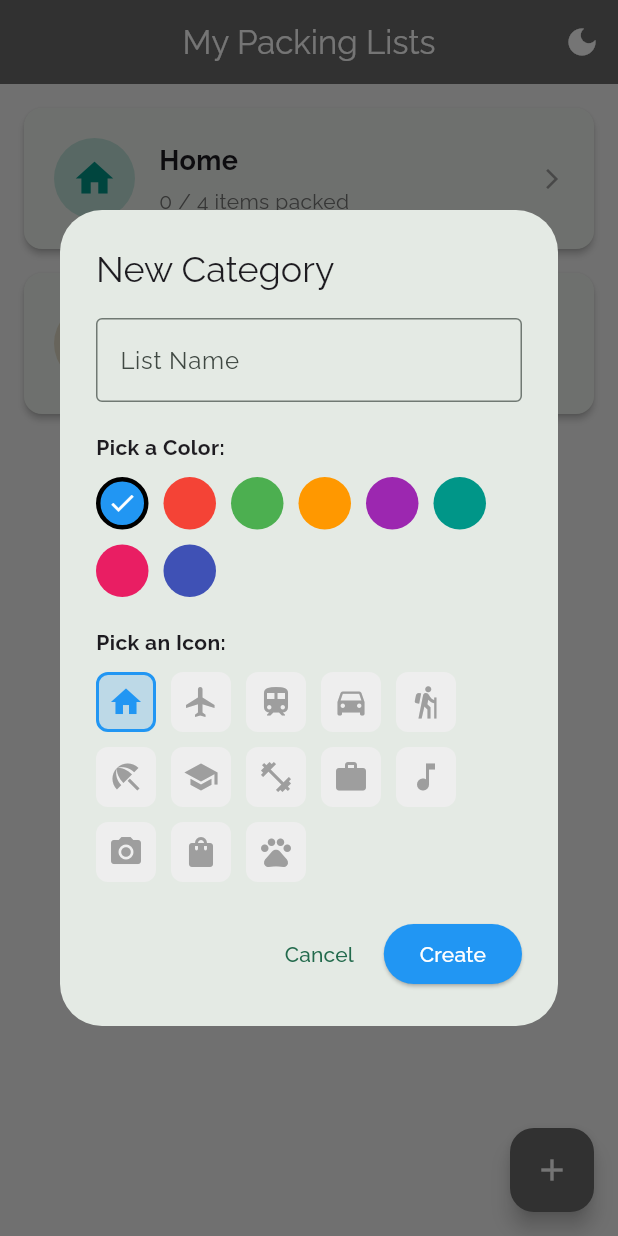
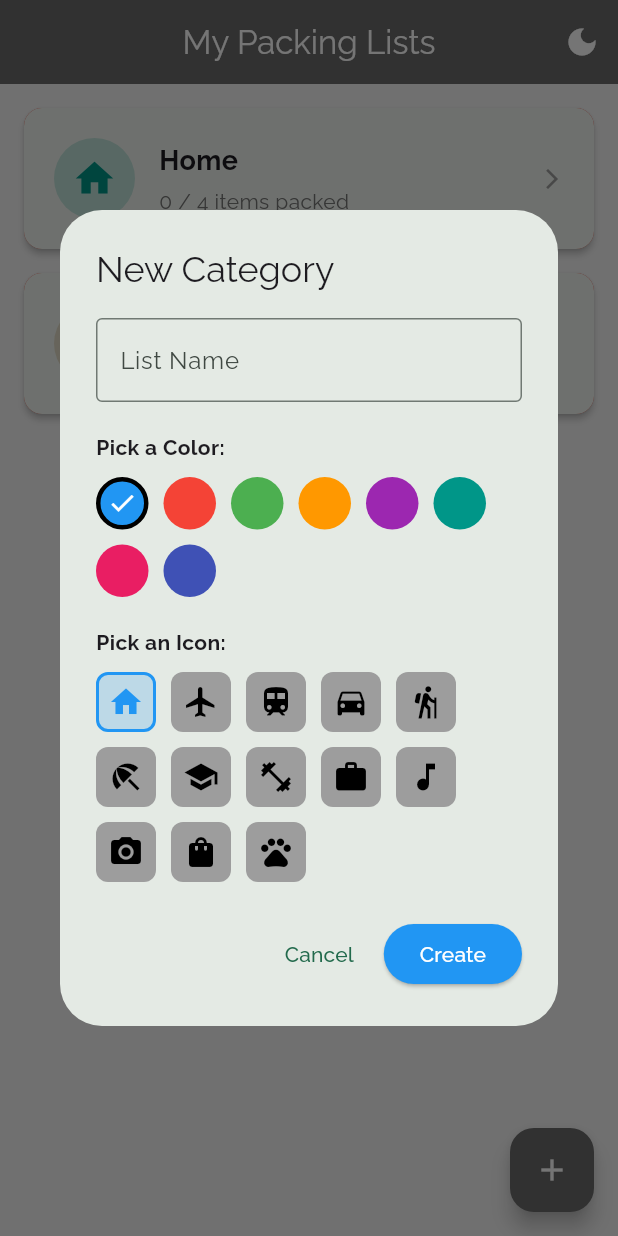
Before and after one commit to ItsCrys7/packing_assistant_flutter, a Flutter app: the screen it shows after launch, after a tap on the "add" icon, on a phone screen of 412 x 824 dp. Run offline on Flutter 3.47's test engine with Material 3 defaults, Android fonts, the phone set to English and light mode, and no system bars; our stand-ins replace flutter_speed_dial, google_fonts, shared_preferences.

Commit message:
feat: Update README with app purpose and features; refactor checklist and home screens for improved functionality

```diff
--- a/lib/screens/checklist_screen.dart
+++ b/lib/screens/checklist_screen.dart
@@ -108,7 +108,9 @@ class _ChecklistScreenState extends State<ChecklistScreen> {
 
   void _resetList() {
     setState(() {
-      for (var item in widget.category.items) item.isChecked = false;
+      for (var item in widget.category.items) {
+        item.isChecked = false;
+      }
     });
     widget.onUpdate();
     ScaffoldMessenger.of(context).showSnackBar(
--- a/lib/screens/home_screen.dart
+++ b/lib/screens/home_screen.dart
@@ -17,13 +17,6 @@ class HomeScreen extends StatefulWidget {
 class _HomeScreenState extends State<HomeScreen> {
   List<PackingCategory> categories = [];
   bool isLoading = true;
-
-  String _quoteForIcon(int codePoint) {
-    for (final entry in iconQuotes.entries) {
-      if (entry.key.codePoint == codePoint) return entry.value;
-    }
-    return "";
-  }
 
   // Lista de culori disponibile pentru alegere
   final List<Color> availableColors = [
@@ -71,6 +64,10 @@ class _HomeScreenState extends State<HomeScreen> {
     Icons.pets: "Don't forget the furry friend.",
   };
 
+  late final Map<int, String> iconQuotesByCodePoint = {
+    for (final entry in iconQuotes.entries) entry.key.codePoint: entry.value,
+  };
+
   @override
   void initState() {
     super.initState();
@@ -83,6 +80,22 @@ class _HomeScreenState extends State<HomeScreen> {
       categories.map((c) => c.toJson()).toList(),
     );
     await prefs.setString('packing_list_data', encodedData);
+  }
+
+  PackingCategory _buildCategory({
+    required String title,
+    required IconData icon,
+    required Color color,
+    String? quote,
+    List<PackingItem>? items,
+  }) {
+    return PackingCategory(
+      title: title,
+      iconCode: icon.codePoint,
+      colorValue: color.value,
+      quote: quote ?? (iconQuotesByCodePoint[icon.codePoint] ?? ""),
+      items: items ?? <PackingItem>[],
+    );
   }
 
   Future<void> _loadData() async {
@@ -98,18 +111,17 @@ class _HomeScreenState extends State<HomeScreen> {
         // Backfill quotes for older saved data
         for (final cat in categories) {
           if (cat.quote.isEmpty) {
-            final resolved = _quoteForIcon(cat.iconCode);
-            if (resolved.isNotEmpty) cat.quote = resolved;
+            final resolved = iconQuotesByCodePoint[cat.iconCode];
+            if (resolved != null && resolved.isNotEmpty) cat.quote = resolved;
           }
         }
       } else {
         // Date implicite (doar la prima rulare)
         categories = [
-          PackingCategory(
+          _buildCategory(
             title: "Home",
-            iconCode: Icons.home.codePoint,
-            colorValue: Colors.teal.value,
-            quote: iconQuotes[Icons.home] ?? "",
+            icon: Icons.home,
+            color: Colors.teal,
             items: [
               PackingItem(name: "Keys"),
               PackingItem(name: "Wallet"),
@@ -117,11 +129,10 @@ class _HomeScreenState extends State<HomeScreen> {
               PackingItem(name: "Charger"),
             ],
           ),
-          PackingCategory(
+          _buildCategory(
             title: "University",
-            iconCode: Icons.school.codePoint,
-            colorValue: const Color.fromARGB(255, 161, 114, 39).value,
-            quote: iconQuotes[Icons.school] ?? "",
+            icon: Icons.school,
+            color: const Color.fromARGB(255, 161, 114, 39),
             items: [
               PackingItem(name: "Laptop"),
               PackingItem(name: "Charger"),
@@ -266,7 +277,7 @@ class _HomeScreenState extends State<HomeScreen> {
                                   decoration: BoxDecoration(
                                     color: selectedIcon == icon
                                         ? selectedColor.withOpacity(0.2)
-                                        : Colors.grey[200],
+                                        : const Color.fromARGB(255, 157, 157, 157),
                                     borderRadius: BorderRadius.circular(8),
                                     border: selectedIcon == icon
                                         ? Border.all(
@@ -279,7 +290,7 @@ class _HomeScreenState extends State<HomeScreen> {
                                     icon,
                                     color: selectedIcon == icon
                                         ? selectedColor
-                                        : Colors.grey,
+                                        : const Color.fromARGB(255, 0, 0, 0),
                                   ),
                                 ),
                               );
@@ -373,16 +384,28 @@ class _HomeScreenState extends State<HomeScreen> {
               itemCount: categories.length,
               itemBuilder: (context, index) {
                 final category = categories[index];
-                return Dismissible(
-                  // BONUS: Swipe to delete entire list
-                  key: UniqueKey(),
-                  direction: DismissDirection.endToStart,
-                  background: Container(
+                return Padding(
+                  padding: const EdgeInsets.only(bottom: 16),
+                  child: Stack(
+                    children: [
+                      // Static background sitting behind the card
+                      Positioned.fill(
+                        child: ClipRRect(
+                          borderRadius: BorderRadius.circular(12),
+                          child: Container(
                             color: Colors.red,
                             alignment: Alignment.centerRight,
                             padding: const EdgeInsets.only(right: 20),
                             child: const Icon(Icons.delete, color: Colors.white),
                           ),
+                        ),
+                      ),
+                      Dismissible(
+                        // Swipe to delete
+                        key: ValueKey(category.title),
+                        direction: DismissDirection.endToStart,
+                        background: const SizedBox.shrink(),
+                        secondaryBackground: const SizedBox.shrink(),
                         confirmDismiss: (direction) async {
                           return await showDialog(
                             context: context,
@@ -427,6 +450,9 @@ class _HomeScreenState extends State<HomeScreen> {
                             );
                           },
                         ),
+                      ),
+                    ],
+                  ),
                 );
               },
             ),
--- a/lib/widgets/category_card.dart
+++ b/lib/widgets/category_card.dart
@@ -14,7 +14,7 @@ class CategoryCard extends StatelessWidget {
 
     return Card(
       elevation: 2,
-      margin: const EdgeInsets.only(bottom: 16),
+      margin: EdgeInsets.zero,
       shape: RoundedRectangleBorder(borderRadius: BorderRadius.circular(12)),
       child: InkWell(
         onTap: onTap,
```
Also changed, not shown: 1 other file. Lines whose indentation alone changed are shown as unchanged.
